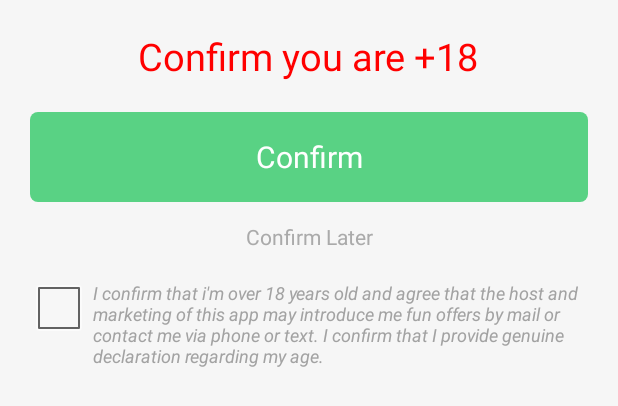
After one commit to sureshdraco/odesk_android_ios_lock, an Android app: the layout confirm_dialog.xml on its own in the app's theme, with its tools: preview values and no code run, on a phone screen of 412 x 824 dp. The commit adds this screen. Shown: the top 406 px of the screen. Run offline under Robolectric (Android 15) with nearby library versions, the phone set to English and light mode, and no system bars.

Commit message:
18+ confirm dialog

```diff
--- /dev/null
+++ b/Lock/app/src/main/java/com/otherlokscreen/bestlockscreenforandroid32/view/DialogCancelledListener.java
@@ -0,0 +1,5 @@
+package com.otherlokscreen.bestlockscreenforandroid32.view;
+
+public interface DialogCancelledListener {
+	void onDialogCancelled();
+}
--- /dev/null
+++ b/Lock/app/src/main/res/drawable/action_button_selector_green.xml
@@ -0,0 +1,27 @@
+<?xml version="1.0" encoding="utf-8"?>
+<selector xmlns:android="http://schemas.android.com/apk/res/android">
+    <item android:state_pressed="true">
+        <shape android:shape="rectangle">
+            <corners android:radius="5dp" />
+            <solid android:color="#aa59D284" />
+        </shape>
+    </item>
+    <item android:state_focused="true">
+        <shape android:shape="rectangle">
+            <corners android:radius="5dp" />
+            <solid android:color="#59D284" />
+        </shape>
+    </item>
+    <item android:state_enabled="false">
+        <shape android:shape="rectangle">
+            <corners android:radius="5dp" />
+            <solid android:color="#59D284" />
+        </shape>
+    </item>
+    <item>
+        <shape android:shape="rectangle">
+            <corners android:radius="5dp" />
+            <solid android:color="#59D284" />
+        </shape>
+    </item>
+</selector>
--- /dev/null
+++ b/Lock/app/src/main/res/layout/confirm_dialog.xml
@@ -0,0 +1,68 @@
+<?xml version="1.0" encoding="utf-8"?>
+<LinearLayout
+    android:orientation="vertical"
+    android:layout_width="fill_parent"
+    android:layout_height="fill_parent"
+    android:background="#F6F6F6"
+    xmlns:android="http://schemas.android.com/apk/res/android">
+
+    <TextView
+        android:textColor="#ff0000"
+        android:layout_width="wrap_content"
+        android:layout_height="wrap_content"
+        android:layout_gravity="center"
+        android:layout_margin="20dp"
+        android:textSize="25sp"
+        android:text="Confirm you are +18" />
+
+    <Button
+        android:id="@+id/confirm"
+        android:text="Confirm"
+        android:textSize="20sp"
+        android:textColor="@android:color/white"
+        android:background="@drawable/action_button_selector_green"
+        android:layout_marginLeft="20dp"
+        android:layout_marginRight="20dp"
+        android:layout_marginBottom="5dp"
+        android:layout_width="fill_parent"
+        android:layout_height="60dp" />
+
+    <Button
+        android:id="@+id/confirmLater"
+        android:text="Confirm Later"
+        android:textSize="14sp"
+        android:textColor="@android:color/darker_gray"
+        android:background="#F6F6F6"
+        android:layout_marginLeft="50dp"
+        android:layout_marginRight="50dp"
+        android:layout_marginBottom="5dp"
+        android:layout_width="fill_parent"
+        android:layout_height="35dp" />
+
+    <RelativeLayout
+        android:layout_marginLeft="20dp"
+        android:layout_marginRight="20dp"
+        android:layout_width="fill_parent"
+        android:layout_height="wrap_content">
+
+        <CheckBox
+            android:layout_width="wrap_content"
+            android:layout_height="wrap_content"
+            android:id="@+id/confirmCheckBox" />
+
+        <TextView
+            android:layout_alignParentTop="true"
+            android:layout_marginTop="6dp"
+            android:layout_toRightOf="@+id/confirmCheckBox"
+            android:layout_marginLeft="4dp"
+            android:id="@+id/confirmText"
+            android:textStyle="italic"
+            android:textSize="12sp"
+            android:text="I confirm that i'm over 18 years old and agree that the host and marketing of this app may introduce me fun offers by mail or contact me via phone or text. I confirm that I provide genuine declaration regarding my age."
+            android:textColor="#a2a2a2"
+            android:layout_width="fill_parent"
+            android:layout_height="wrap_content" />
+    </RelativeLayout>
+
+
+</LinearLayout>
```
Also changed, not shown: Lock/app/src/main/java/com/otherlokscreen/bestlockscreenforandroid32/util/ConfirmDialogUtil.java (added, +70 -0 lines), Lock/app/src/main/java/com/otherlokscreen/bestlockscreenforandroid32/view/LockDialog.java (added, +48 -0 lines), Lock/app/src/main/java/com/otherlokscreen/bestlockscreenforandroid32/view/MainActivity.java (+21 -2 lines), Lock/app/src/main/res/drawable/background_dialog_window.xml (added, +11 -0 lines).
